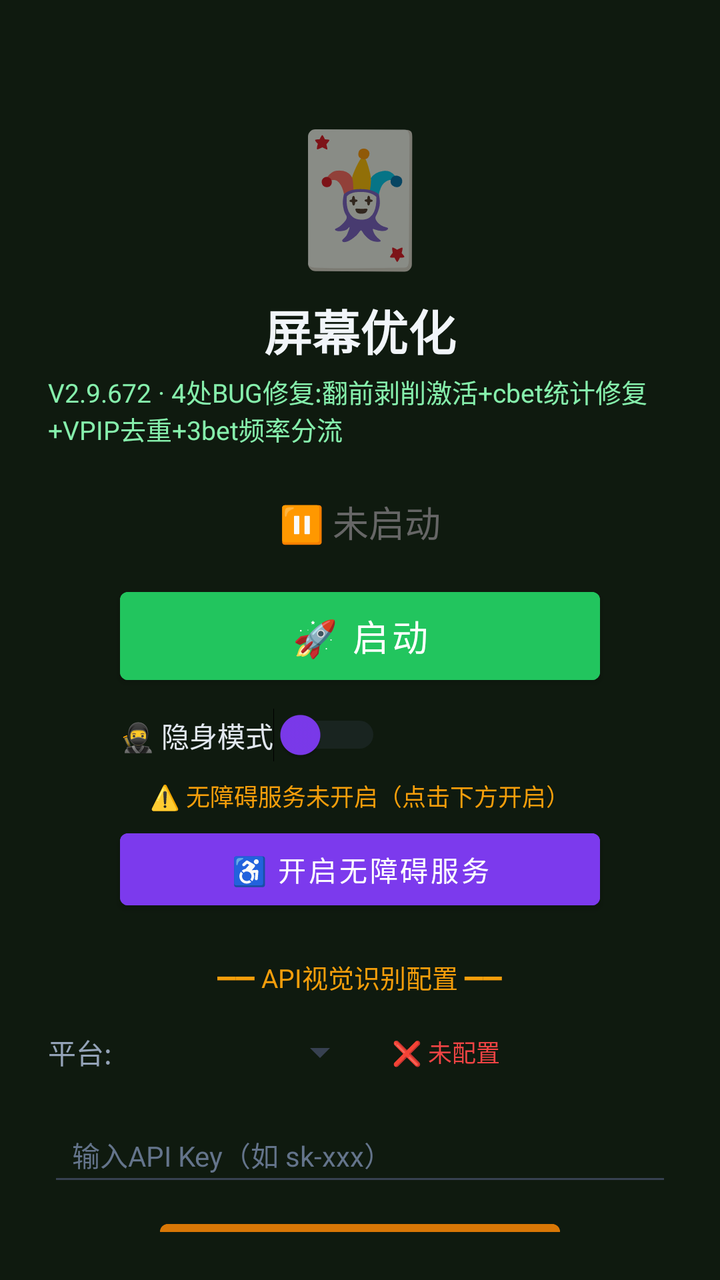
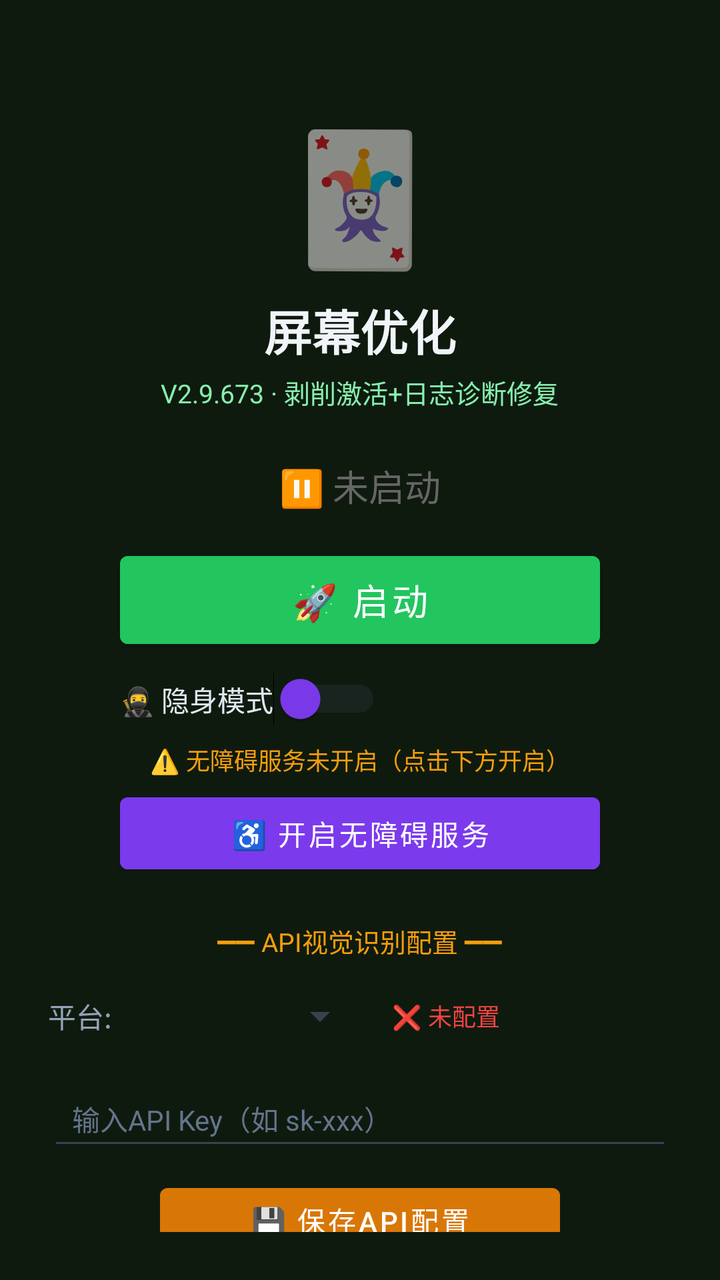

The first picture is an Android layout as it rendered before a commit; the second is the same layout after the commit. The layout source and the unified diff follow.
<!-- AndroidManifest.xml: activity theme Theme.MjScreenshot -->
<!-- res/layout/activity_main.xml -->
<?xml version="1.0" encoding="utf-8"?>
<LinearLayout xmlns:android="http://schemas.android.com/apk/res/android"
    android:layout_width="match_parent"
    android:layout_height="match_parent"
    android:orientation="vertical"
    android:background="#0f1a0f"
    android:padding="24dp"
    android:gravity="center_horizontal">

    <TextView
        android:layout_width="wrap_content"
        android:layout_height="wrap_content"
        android:text="🃏"
        android:textSize="64sp"
        android:layout_marginTop="30dp" />

    <TextView
        android:layout_width="wrap_content"
        android:layout_height="wrap_content"
        android:text="屏幕优化"
        android:textSize="24sp"
        android:textColor="#f1f5f9"
        android:textStyle="bold"
        android:layout_marginTop="8dp" />

    <TextView
        android:layout_width="wrap_content"
        android:layout_height="wrap_content"
        android:text="V2.9.672 · 4处BUG修复:翻前剥削激活+cbet统计修复+VPIP去重+3bet频率分流"
        android:textSize="13sp"
        android:textColor="#86efac"
        android:layout_marginTop="4dp" />

    <TextView
        android:id="@+id/tvStatus"
        android:layout_width="wrap_content"
        android:layout_height="wrap_content"
        android:text="⏸ 未启动"
        android:textSize="18sp"
        android:textColor="#666666"
        android:layout_marginTop="24dp" />

    <Button
        android:id="@+id/btnStart"
        android:layout_width="240dp"
        android:layout_height="56dp"
        android:text="🚀 启动"
        android:textSize="18sp"
        android:textColor="#ffffff"
        android:backgroundTint="#22c55e"
        android:layout_marginTop="16dp" />

    <Button
        android:id="@+id/btnHelper"
        android:layout_width="240dp"
        android:layout_height="56dp"
        android:text="🃏 打开智囊"
        android:textSize="16sp"
        android:textColor="#ffffff"
        android:backgroundTint="#16a34a"
        android:layout_marginTop="12dp"
        android:visibility="gone" />

    
    <LinearLayout
        android:layout_width="240dp"
        android:layout_height="wrap_content"
        android:orientation="horizontal"
        android:gravity="center_vertical"
        android:layout_marginTop="8dp">

        <Switch
            android:id="@+id/switchStealth"
            android:layout_width="wrap_content"
            android:layout_height="wrap_content"
            android:text="🥷 隐身模式"
            android:textColor="#e2e8f0"
            android:textSize="14sp"
            android:thumbTint="#7c3aed"
            android:trackTint="#374151" />
    </LinearLayout>

    <TextView
        android:id="@+id/tvAccessibilityStatus"
        android:layout_width="wrap_content"
        android:layout_height="wrap_content"
        android:text="⚠️ 无障碍服务未开启（点击下方开启）"
        android:textSize="12sp"
        android:textColor="#f59e0b"
        android:layout_marginTop="8dp"
        android:gravity="center" />

    <Button
        android:id="@+id/btnAccessibility"
        android:layout_width="240dp"
        android:layout_height="48dp"
        android:text="♿ 开启无障碍服务"
        android:textSize="14sp"
        android:textColor="#ffffff"
        android:backgroundTint="#7c3aed"
        android:layout_marginTop="4dp" />

    <TextView
        android:layout_width="wrap_content"
        android:layout_height="wrap_content"
        android:text="━━ API视觉识别配置 ━━"
        android:textSize="13sp"
        android:textColor="#f59e0b"
        android:layout_marginTop="20dp" />

    <LinearLayout
        android:layout_width="match_parent"
        android:layout_height="wrap_content"
        android:orientation="horizontal"
        android:layout_marginTop="8dp"
        android:gravity="center_vertical">

        <TextView
            android:layout_width="wrap_content"
            android:layout_height="wrap_content"
            android:text="平台:"
            android:textSize="14sp"
            android:textColor="#94a3b8" />

        <Spinner
            android:id="@+id/spinnerProvider"
            android:layout_width="120dp"
            android:layout_height="40dp"
            android:layout_marginStart="8dp"
            android:backgroundTint="#374151" />

        <TextView
            android:id="@+id/tvApiStatus"
            android:layout_width="wrap_content"
            android:layout_height="wrap_content"
            android:text="❌ 未配置"
            android:textSize="12sp"
            android:textColor="#ef4444"
            android:layout_marginStart="12dp" />
    </LinearLayout>

    <EditText
        android:id="@+id/etApiKey"
        android:layout_width="match_parent"
        android:layout_height="44dp"
        android:hint="输入API Key（如 sk-xxx）"
        android:textSize="14sp"
        android:textColor="#e2e8f0"
        android:textColorHint="#64748b"
        android:backgroundTint="#374151"
        android:inputType="textPassword"
        android:layout_marginTop="8dp"
        android:paddingStart="12dp"
        android:paddingEnd="12dp" />

    <Button
        android:id="@+id/btnSaveApi"
        android:layout_width="200dp"
        android:layout_height="44dp"
        android:text="💾 保存API配置"
        android:textSize="14sp"
        android:textColor="#ffffff"
        android:backgroundTint="#d97706"
        android:layout_marginTop="8dp" />

    <TextView
        android:id="@+id/tvHint"
        android:layout_width="wrap_content"
        android:layout_height="wrap_content"
        android:text="先点上方按钮启动截屏"
        android:textSize="13sp"
        android:textColor="#666666"
        android:layout_marginTop="12dp"
        android:gravity="center" />

    <TextView
        android:layout_width="wrap_content"
        android:layout_height="wrap_content"
        android:text="使用步骤：\n1. 配置API Key（支持OpenAI/通义千问VL/硅基流动）\n2. 点「开启无障碍服务」→ 开启\n3. 开启「🥷隐身模式」(反检测)\n4. 点「启动」→ 允许悬浮窗\n5. 打牌时点屏幕上的🎯悬浮球即可截屏识别\n★ 拖动悬浮球可移到不挡牌的位置 ★\n★ 长按悬浮球可展开/收起详细面板 ★\n★ 悬浮球边框颜色=建议：绿=加注 橙=跟注 红=弃牌 ★"
        android:textSize="12sp"
        android:textColor="#64748b"
        android:layout_marginTop="12dp"
        android:lineSpacingExtra="3dp" />

</LinearLayout>
<!-- resources referenced by this layout -->
<resources>
  <style name="Theme.MjScreenshot" parent="Theme.MaterialComponents.DayNight.DarkActionBar">
          <item name="colorPrimary">#1e40af</item>
          <item name="colorPrimaryVariant">#1e3a8a</item>
          <item name="colorOnPrimary">#ffffff</item>
          <item name="android:statusBarColor">#0f172a</item>
      </style>
</resources>

<!-- the commit's change to res/layout/activity_main.xml (unified diff, before → after) -->
@@ -26,7 +26,7 @@
     <TextView
         android:layout_width="wrap_content"
         android:layout_height="wrap_content"
-        android:text="V2.9.672 · 4处BUG修复:翻前剥削激活+cbet统计修复+VPIP去重+3bet频率分流"
+        android:text="V2.9.673 · 剥削激活+日志诊断修复"
         android:textSize="13sp"
         android:textColor="#86efac"
         android:layout_marginTop="4dp" />
